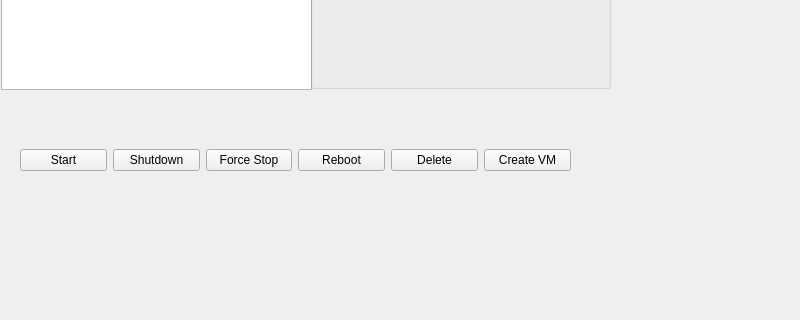
Above: yakumo-gui/mainwindow.ui from 3shouo/yakumo before the change; both pictures show x 0 to 800 and y 162 to 482 of the 800 by 600 pixel window. Below: the same form after it.
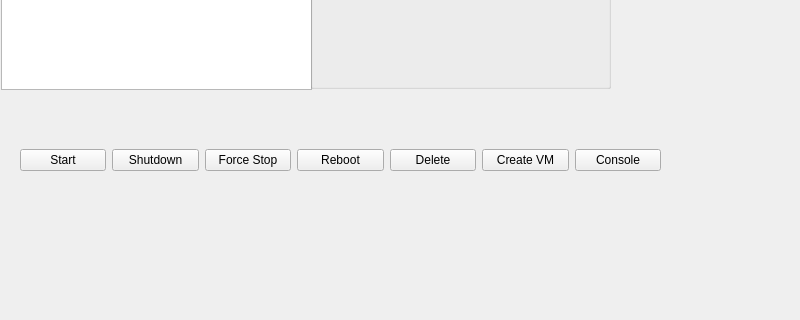
That is the form after the change.

Commit message: Add VNC console button and fix RFB/VNC handshake

What changed in the file:
```diff
--- a/yakumo-gui/mainwindow.ui
+++ b/yakumo-gui/mainwindow.ui
@@ -59,7 +59,7 @@
      <rect>
       <x>20</x>
       <y>300</y>
-      <width>551</width>
+      <width>641</width>
       <height>45</height>
      </rect>
     </property>
@@ -108,6 +108,13 @@
          </property>
         </widget>
        </item>
+       <item>
+        <widget class="QPushButton" name="consoleButton">
+         <property name="text">
+          <string>Console</string>
+         </property>
+        </widget>
+       </item>
       </layout>
      </item>
     </layout>
```
The commit also changes 5 other files.
